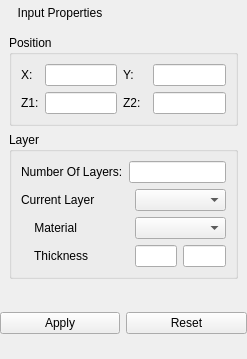
This is Application/qInputPropertiesWidget.ui in Sprunth/RGG as Qt 5 draws it before an edit. The edited form follows.
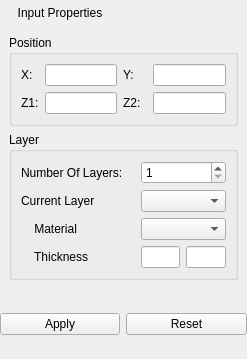
This is the edited form.

Commit message: Hooked up UI properties panel with assembly

```diff
--- a/Application/qInputPropertiesWidget.ui
+++ b/Application/qInputPropertiesWidget.ui
@@ -68,15 +68,8 @@
           <string>Layer</string>
          </property>
          <layout class="QGridLayout" name="gridLayout_2">
-          <item row="0" column="0">
-           <widget class="QLabel" name="label_5">
-            <property name="text">
-             <string>Number Of Layers:</string>
-            </property>
-           </widget>
-          </item>
-          <item row="0" column="1" colspan="3">
-           <widget class="QLineEdit" name="NumOfDuctLayers"/>
+          <item row="1" column="3" colspan="2">
+           <widget class="QComboBox" name="DuctLayer"/>
           </item>
           <item row="1" column="0">
            <widget class="QLabel" name="label_6">
@@ -85,7 +78,7 @@
             </property>
            </widget>
           </item>
-          <item row="2" column="0" colspan="2">
+          <item row="2" column="0" colspan="3">
            <widget class="QLabel" name="label_9">
             <property name="text">
              <string>    Material</string>
@@ -99,17 +92,28 @@
             </property>
            </widget>
           </item>
-          <item row="3" column="2">
-           <widget class="QLineEdit" name="DuctThick1"/>
-          </item>
-          <item row="3" column="3">
+          <item row="3" column="4">
            <widget class="QLineEdit" name="DuctThick2"/>
           </item>
-          <item row="2" column="2" colspan="2">
+          <item row="3" column="3">
+           <widget class="QLineEdit" name="DuctThick1"/>
+          </item>
+          <item row="2" column="3" colspan="2">
            <widget class="QComboBox" name="DuctLayerMaterial"/>
           </item>
-          <item row="1" column="2" colspan="2">
-           <widget class="QComboBox" name="DuctLayer"/>
+          <item row="0" column="0">
+           <widget class="QLabel" name="label_5">
+            <property name="text">
+             <string>Number Of Layers:</string>
+            </property>
+           </widget>
+          </item>
+          <item row="0" column="3" colspan="2">
+           <widget class="QSpinBox" name="NumOfDuctLayers">
+            <property name="minimum">
+             <number>1</number>
+            </property>
+           </widget>
           </item>
          </layout>
         </widget>
```
Left out of the diff: 4 changed lines with no effect on the pictures. The commit also changes 8 other files.
